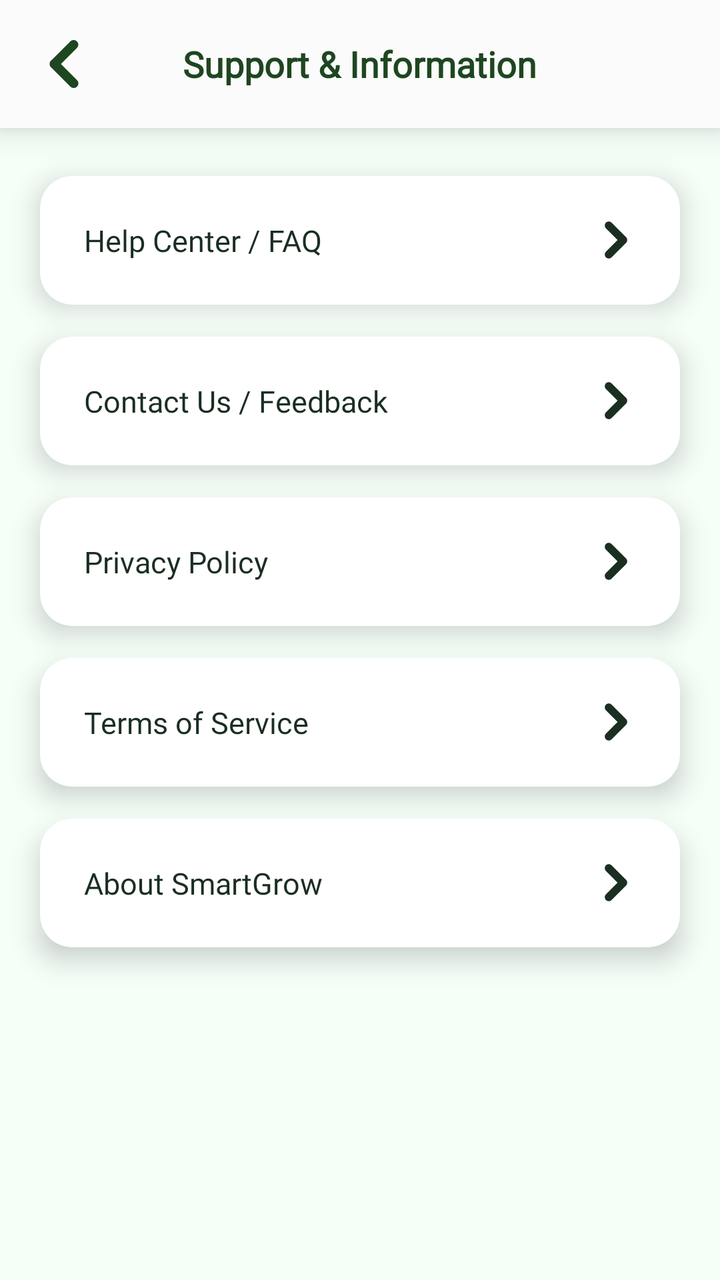
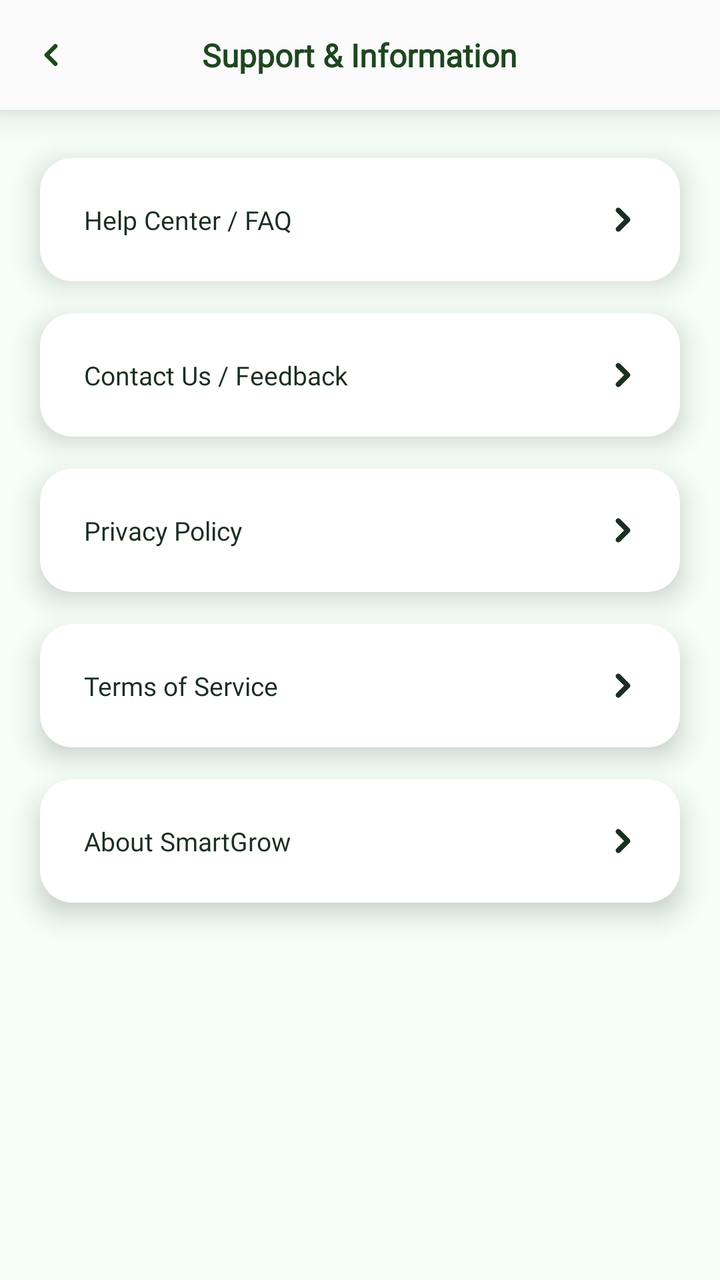

Compare the two renders of this Android layout. The source of the first and the diff that turns it into the second are given below.
<!-- AndroidManifest.xml: application theme Theme.SmartGrow -->
<!-- res/layout/fragment_support_info.xml -->
<?xml version="1.0" encoding="utf-8"?>
<LinearLayout
    xmlns:android="http://schemas.android.com/apk/res/android"
    xmlns:app="http://schemas.android.com/apk/res-auto"
    android:layout_width="match_parent"
    android:layout_height="match_parent"
    android:orientation="vertical"
    android:background="@color/app_background"
    android:clipChildren="false"
    android:clipToPadding="false">

    
    <com.google.android.material.card.MaterialCardView
        android:layout_width="match_parent"
        android:layout_height="64dp"
        app:cardBackgroundColor="@color/header_background"
        app:cardElevation="10dp"
        app:cardCornerRadius="0dp"
        app:strokeWidth="0dp">

        <RelativeLayout
            android:layout_width="match_parent"
            android:layout_height="match_parent">

            <ImageView
                android:id="@+id/btn_back_support"
                android:layout_width="48dp"
                android:layout_height="48dp"
                android:layout_alignParentStart="true"
                android:layout_centerVertical="true"
                android:layout_marginStart="8dp"
                android:background="?attr/selectableItemBackgroundBorderless"
                android:clickable="true"
                android:focusable="true"
                android:padding="12dp"
                android:src="@drawable/ic_back"
                app:tint="@color/primary_green"
                android:contentDescription="Go back"/>

            <TextView
                android:id="@+id/tv_support_info_title"
                android:layout_width="wrap_content"
                android:layout_height="wrap_content"
                android:layout_centerInParent="true"
                android:fontFamily="@font/inter_extrabold"
                android:text="Support &amp; Information"
                android:textColor="@color/primary_green"
                android:textSize="18sp"
                android:textStyle="bold" />

        </RelativeLayout>

    </com.google.android.material.card.MaterialCardView>


    
    <androidx.core.widget.NestedScrollView
        android:layout_width="match_parent"
        android:layout_height="0dp"
        android:layout_weight="1"
        android:fillViewport="true"
        android:overScrollMode="never"
        android:clipToPadding="false">

        <LinearLayout
            android:layout_width="match_parent"
            android:layout_height="wrap_content"
            android:orientation="vertical"
            android:paddingHorizontal="20dp"
            android:paddingTop="24dp"
            android:paddingBottom="40dp"
            android:clipChildren="false"
            android:clipToPadding="false">


            
            <com.google.android.material.card.MaterialCardView
                android:id="@+id/item_help_center"
                android:layout_width="match_parent"
                android:layout_height="wrap_content"
                android:layout_marginBottom="16dp"
                android:clickable="true"
                android:focusable="true"
                android:foreground="?attr/selectableItemBackground"
                app:cardBackgroundColor="@color/card_background"
                app:cardCornerRadius="16dp"
                app:cardElevation="8dp"
                app:strokeWidth="0dp">

                <RelativeLayout
                    android:layout_width="match_parent"
                    android:layout_height="wrap_content"
                    android:padding="22dp">

                    <TextView
                        android:layout_width="wrap_content"
                        android:layout_height="wrap_content"
                        android:layout_centerVertical="true"
                        android:text="Help Center / FAQ"
                        android:textColor="@color/text_primary"
                        android:textSize="15sp"
                        android:fontFamily="@font/inter_semibold" />

                    <ImageView
                        android:layout_width="20dp"
                        android:layout_height="20dp"
                        android:layout_alignParentEnd="true"
                        android:layout_centerVertical="true"
                        android:src="@drawable/ic_next"
                        app:tint="@color/text_primary"
                        android:contentDescription="Next"/>

                </RelativeLayout>

            </com.google.android.material.card.MaterialCardView>


            
            <com.google.android.material.card.MaterialCardView
                android:id="@+id/item_contact_us"
                android:layout_width="match_parent"
                android:layout_height="wrap_content"
                android:layout_marginBottom="16dp"
                android:clickable="true"
                android:focusable="true"
                android:foreground="?attr/selectableItemBackground"
                app:cardBackgroundColor="@color/card_background"
                app:cardCornerRadius="16dp"
                app:cardElevation="8dp"
                app:strokeWidth="0dp">

                <RelativeLayout
                    android:layout_width="match_parent"
                    android:layout_height="wrap_content"
                    android:padding="22dp">

                    <TextView
                        android:layout_width="wrap_content"
                        android:layout_height="wrap_content"
                        android:layout_centerVertical="true"
                        android:text="Contact Us / Feedback"
                        android:textColor="@color/text_primary"
                        android:textSize="15sp"
                        android:fontFamily="@font/inter_semibold" />

                    <ImageView
                        android:layout_width="20dp"
                        android:layout_height="20dp"
                        android:layout_alignParentEnd="true"
                        android:layout_centerVertical="true"
                        android:src="@drawable/ic_next"
                        app:tint="@color/text_primary"
                        android:contentDescription="Next"/>

                </RelativeLayout>

            </com.google.android.material.card.MaterialCardView>


            
            <com.google.android.material.card.MaterialCardView
                android:id="@+id/item_privacy_policy"
                android:layout_width="match_parent"
                android:layout_height="wrap_content"
                android:layout_marginBottom="16dp"
                android:clickable="true"
                android:focusable="true"
                android:foreground="?attr/selectableItemBackground"
                app:cardBackgroundColor="@color/card_background"
                app:cardCornerRadius="16dp"
                app:cardElevation="8dp"
                app:strokeWidth="0dp">

                <RelativeLayout
                    android:layout_width="match_parent"
                    android:layout_height="wrap_content"
                    android:padding="22dp">

                    <TextView
                        android:layout_width="wrap_content"
                        android:layout_height="wrap_content"
                        android:layout_centerVertical="true"
                        android:text="Privacy Policy"
                        android:textColor="@color/text_primary"
                        android:textSize="15sp"
                        android:fontFamily="@font/inter_semibold" />

                    <ImageView
                        android:layout_width="20dp"
                        android:layout_height="20dp"
                        android:layout_alignParentEnd="true"
                        android:layout_centerVertical="true"
                        android:src="@drawable/ic_next"
                        app:tint="@color/text_primary"
                        android:contentDescription="Next"/>

                </RelativeLayout>

            </com.google.android.material.card.MaterialCardView>


            
            <com.google.android.material.card.MaterialCardView
                android:id="@+id/item_terms_service"
                android:layout_width="match_parent"
                android:layout_height="wrap_content"
                android:layout_marginBottom="16dp"
                android:clickable="true"
                android:focusable="true"
                android:foreground="?attr/selectableItemBackground"
                app:cardBackgroundColor="@color/card_background"
                app:cardCornerRadius="16dp"
                app:cardElevation="8dp"
                app:strokeWidth="0dp">

                <RelativeLayout
                    android:layout_width="match_parent"
                    android:layout_height="wrap_content"
                    android:padding="22dp">

                    <TextView
                        android:layout_width="wrap_content"
                        android:layout_height="wrap_content"
                        android:layout_centerVertical="true"
                        android:text="Terms of Service"
                        android:textColor="@color/text_primary"
                        android:textSize="15sp"
                        android:fontFamily="@font/inter_semibold" />

                    <ImageView
                        android:layout_width="20dp"
                        android:layout_height="20dp"
                        android:layout_alignParentEnd="true"
                        android:layout_centerVertical="true"
                        android:src="@drawable/ic_next"
                        app:tint="@color/text_primary"
                        android:contentDescription="Next"/>

                </RelativeLayout>

            </com.google.android.material.card.MaterialCardView>


            
            <com.google.android.material.card.MaterialCardView
                android:id="@+id/item_about_smartgrow"
                android:layout_width="match_parent"
                android:layout_height="wrap_content"
                android:layout_marginBottom="16dp"
                android:clickable="true"
                android:focusable="true"
                android:foreground="?attr/selectableItemBackground"
                app:cardBackgroundColor="@color/card_background"
                app:cardCornerRadius="16dp"
                app:cardElevation="8dp"
                app:strokeWidth="0dp">

                <RelativeLayout
                    android:layout_width="match_parent"
                    android:layout_height="wrap_content"
                    android:padding="22dp">

                    <TextView
                        android:layout_width="wrap_content"
                        android:layout_height="wrap_content"
                        android:layout_centerVertical="true"
                        android:text="About SmartGrow"
                        android:textColor="@color/text_primary"
                        android:textSize="15sp"
                        android:fontFamily="@font/inter_semibold" />

                    <ImageView
                        android:layout_width="20dp"
                        android:layout_height="20dp"
                        android:layout_alignParentEnd="true"
                        android:layout_centerVertical="true"
                        android:src="@drawable/ic_next"
                        app:tint="@color/text_primary"
                        android:contentDescription="Next"/>

                </RelativeLayout>

            </com.google.android.material.card.MaterialCardView>

        </LinearLayout>

    </androidx.core.widget.NestedScrollView>

</LinearLayout>
<!-- resources referenced by this layout -->
<resources>
  <color name="app_background">#F5FFF8</color>
  <color name="card_background">#FFFFFF</color>
  <color name="header_background">#FAFBFA</color>
  <color name="primary_green">#1e4620</color>
  <color name="text_primary">#1A2E22</color>
  <!-- drawable ic_next (drawable) -->
  <vector xmlns:android="http://schemas.android.com/apk/res/android"
      android:width="512dp"
      android:height="512dp"
      android:viewportWidth="512"
      android:viewportHeight="512">
    <path
        android:pathData="M276.16,256C274.83,252.53 267.27,246.59 264.35,243.68C254.99,234.34 245.68,224.95 236.29,215.64C210.71,190.25 185.49,164.51 159.84,139.2C151.75,131.23 143.69,123.21 135.74,115.11C130.44,109.72 124.46,104.67 120.34,98.26C99.84,66.31 120.04,21.84 158.74,19.13C189.76,16.96 206.2,41.52 226.05,60.82C270.67,104.2 314.25,148.77 358.14,192.89C377.28,212.13 402.48,230.4 399.86,260.68C397.99,282.31 381.45,295.93 367.03,310.22C339.95,337.06 313.02,364.07 286.12,391.1C265.21,412.11 244.07,432.89 223.24,453.98C212.57,464.78 200.84,479.27 187.65,486.69C171.4,495.83 151.03,494.62 135.4,484.86C116.47,473.03 106.95,447.6 114.28,426.34C117.58,416.74 123.27,409.4 130.33,402.23C165.04,366.96 200.37,332.3 235.35,297.3C245.02,287.64 254.67,277.96 264.35,268.32C267.27,265.41 274.83,259.48 276.16,256Z"
        android:strokeLineJoin="round"
        android:strokeWidth="0.25"
        android:fillColor="#000000"
        android:fillType="evenOdd"
        android:strokeColor="#000000"/>
  </vector>
  <style name="Theme.SmartGrow" parent="Base.Theme.SmartGrow" />
  <style name="Base.Theme.SmartGrow" parent="Theme.Material3.DayNight.NoActionBar">
          <item name="android:windowBackground">@color/app_background</item>
          <item name="android:windowDisablePreview">true</item>
  
          
          <item name="android:statusBarColor">@color/app_background</item>
          <item name="android:windowLightStatusBar">true</item>
  
          
          <item name="android:navigationBarColor">@color/app_background</item>
          <item name="android:windowLightNavigationBar" ns0:targetApi="o_mr1">true</item>
  
          <item name="android:windowDrawsSystemBarBackgrounds">true</item>
          <item name="android:windowTranslucentStatus">false</item>
          <item name="android:windowTranslucentNavigation">false</item>
  
          
          <item name="popupMenuStyle">@style/ModernPopupMenuStyle</item>
      </style>
  <style name="ModernPopupMenuStyle" parent="Widget.Material3.PopupMenu">
          <item name="android:popupBackground">@android:color/white</item>
      </style>
  <!-- unchanged entries left out for length: 1 -->
</resources>

<!-- the commit's change to res/layout/fragment_support_info.xml (unified diff, before → after) -->
@@ -12,7 +12,7 @@
     
     <com.google.android.material.card.MaterialCardView
         android:layout_width="match_parent"
-        android:layout_height="64dp"
+        android:layout_height="55dp"
         app:cardBackgroundColor="@color/header_background"
         app:cardElevation="10dp"
         app:cardCornerRadius="0dp"
@@ -24,8 +24,8 @@
 
             <ImageView
                 android:id="@+id/btn_back_support"
-                android:layout_width="48dp"
-                android:layout_height="48dp"
+                android:layout_width="35dp"
+                android:layout_height="35dp"
                 android:layout_alignParentStart="true"
                 android:layout_centerVertical="true"
                 android:layout_marginStart="8dp"
@@ -45,7 +45,7 @@
                 android:fontFamily="@font/inter_extrabold"
                 android:text="Support &amp; Information"
                 android:textColor="@color/primary_green"
-                android:textSize="18sp"
+                android:textSize="16sp"
                 android:textStyle="bold" />
 
         </RelativeLayout>
@@ -95,15 +95,14 @@
                     <TextView
                         android:layout_width="wrap_content"
                         android:layout_height="wrap_content"
-                        android:layout_centerVertical="true"
+                        android:fontFamily="@font/inter_extrabold"
                         android:text="Help Center / FAQ"
                         android:textColor="@color/text_primary"
-                        android:textSize="15sp"
-                        android:fontFamily="@font/inter_semibold" />
-
-                    <ImageView
-                        android:layout_width="20dp"
-                        android:layout_height="20dp"
+                        android:textSize="13sp" />
+
+                    <ImageView
+                        android:layout_width="13dp"
+                        android:layout_height="13dp"
                         android:layout_alignParentEnd="true"
                         android:layout_centerVertical="true"
                         android:src="@drawable/ic_next"
@@ -140,12 +139,12 @@
                         android:layout_centerVertical="true"
                         android:text="Contact Us / Feedback"
                         android:textColor="@color/text_primary"
-                        android:textSize="15sp"
-                        android:fontFamily="@font/inter_semibold" />
-
-                    <ImageView
-                        android:layout_width="20dp"
-                        android:layout_height="20dp"
+                        android:textSize="13sp"
+                        android:fontFamily="@font/inter_extrabold" />
+
+                    <ImageView
+                        android:layout_width="13dp"
+                        android:layout_height="13dp"
                         android:layout_alignParentEnd="true"
                         android:layout_centerVertical="true"
                         android:src="@drawable/ic_next"
@@ -182,12 +181,12 @@
                         android:layout_centerVertical="true"
                         android:text="Privacy Policy"
                         android:textColor="@color/text_primary"
-                        android:textSize="15sp"
-                        android:fontFamily="@font/inter_semibold" />
-
-                    <ImageView
-                        android:layout_width="20dp"
-                        android:layout_height="20dp"
+                        android:textSize="13sp"
+                        android:fontFamily="@font/inter_extrabold"/>
+
+                    <ImageView
+                        android:layout_width="13dp"
+                        android:layout_height="13dp"
                         android:layout_alignParentEnd="true"
                         android:layout_centerVertical="true"
                         android:src="@drawable/ic_next"
@@ -224,12 +223,12 @@
                         android:layout_centerVertical="true"
                         android:text="Terms of Service"
                         android:textColor="@color/text_primary"
-                        android:textSize="15sp"
-                        android:fontFamily="@font/inter_semibold" />
-
-                    <ImageView
-                        android:layout_width="20dp"
-                        android:layout_height="20dp"
+                        android:textSize="13sp"
+                        android:fontFamily="@font/inter_extrabold"/>
+
+                    <ImageView
+                        android:layout_width="13dp"
+                        android:layout_height="13dp"
                         android:layout_alignParentEnd="true"
                         android:layout_centerVertical="true"
                         android:src="@drawable/ic_next"
@@ -266,12 +265,12 @@
                         android:layout_centerVertical="true"
                         android:text="About SmartGrow"
                         android:textColor="@color/text_primary"
-                        android:textSize="15sp"
-                        android:fontFamily="@font/inter_semibold" />
-
-                    <ImageView
-                        android:layout_width="20dp"
-                        android:layout_height="20dp"
+                        android:textSize="13sp"
+                        android:fontFamily="@font/inter_extrabold" />
+
+                    <ImageView
+                        android:layout_width="13dp"
+                        android:layout_height="13dp"
                         android:layout_alignParentEnd="true"
                         android:layout_centerVertical="true"
                         android:src="@drawable/ic_next"
